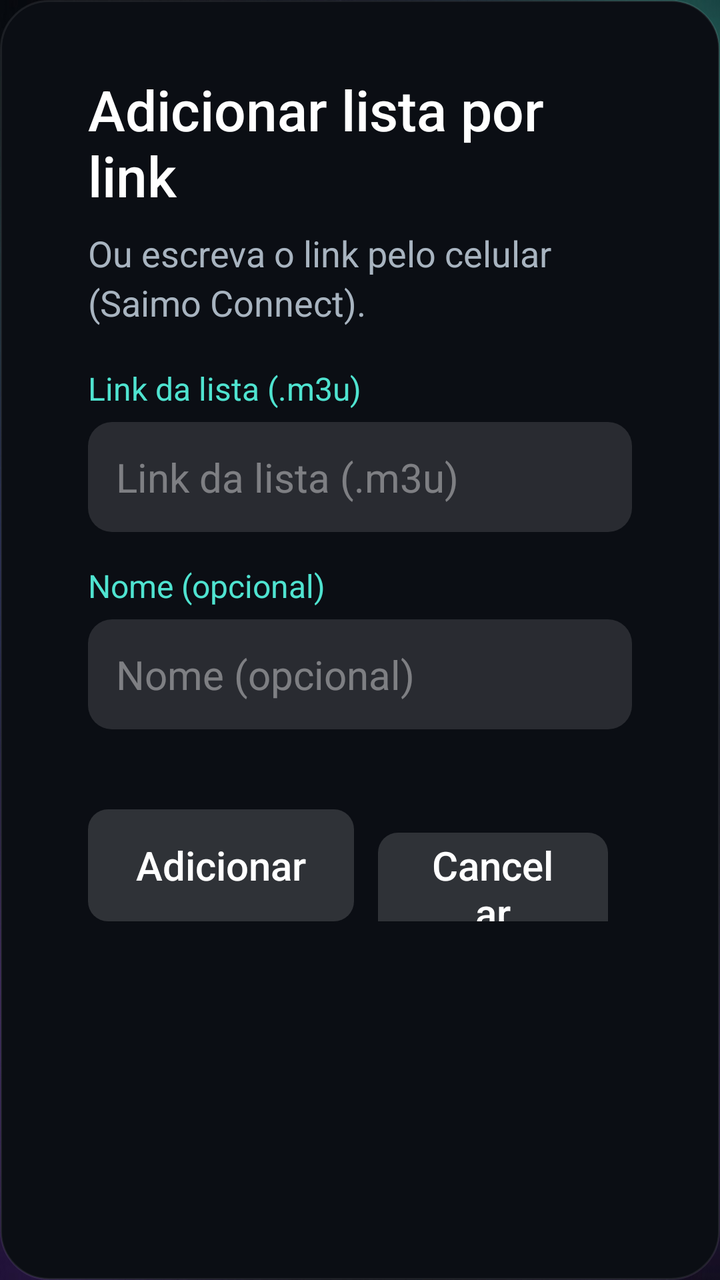
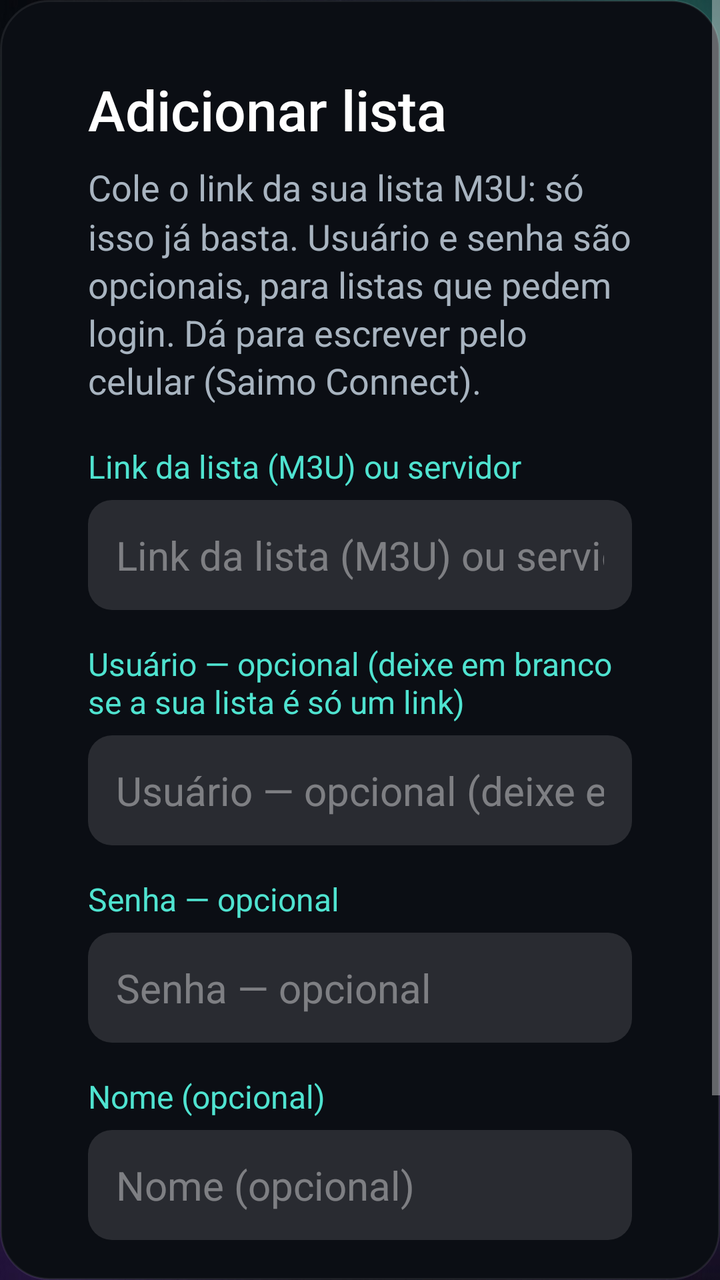

An Android layout rendered at two revisions. The XML below is the earlier revision; the diff shows what the commit changed to produce the second picture.
<!-- AndroidManifest.xml: application theme Theme.Saimo -->
<!-- res/layout/dialogo_minha_lista.xml -->
<?xml version="1.0" encoding="utf-8"?>
<ScrollView xmlns:android="http://schemas.android.com/apk/res/android"
    android:layout_width="760dp"
    android:layout_height="wrap_content"
    android:background="@drawable/bg_modal"
    android:fillViewport="true">

    <LinearLayout
        android:layout_width="match_parent"
        android:layout_height="wrap_content"
        android:orientation="vertical"
        android:paddingStart="44dp"
        android:paddingTop="36dp"
        android:paddingEnd="44dp"
        android:paddingBottom="32dp">

        <TextView
            android:layout_width="match_parent"
            android:layout_height="wrap_content"
            android:fontFamily="sans-serif-medium"
            android:text="@string/ml_titulo_link"
            android:textColor="@color/text_primary"
            android:textSize="28sp" />

        <TextView
            android:layout_width="match_parent"
            android:layout_height="wrap_content"
            android:layout_marginTop="8dp"
            android:lineSpacingMultiplier="1.15"
            android:text="@string/ml_celular_dica"
            android:textColor="@color/text_secondary"
            android:textSize="18sp" />

        <TextView
            android:layout_width="match_parent"
            android:layout_height="wrap_content"
            android:layout_marginTop="20dp"
            android:text="@string/ml_link"
            android:textColor="@color/accent"
            android:textSize="16sp" />

        <EditText
            android:id="@+id/mlLink"
            android:layout_width="match_parent"
            android:layout_height="wrap_content"
            android:layout_marginTop="6dp"
            android:background="@drawable/bg_campo"
            android:hint="@string/ml_link"
            android:imeOptions="actionNext|flagNoExtractUi"
            android:importantForAutofill="no"
            android:inputType="textUri"
            android:maxLines="1"
            android:nextFocusDown="@+id/mlNome"
            android:padding="14dp"
            android:singleLine="true"
            android:textColor="@color/text_primary"
            android:textColorHint="@color/text_faint"
            android:textSize="20sp" />

        <TextView
            android:layout_width="match_parent"
            android:layout_height="wrap_content"
            android:layout_marginTop="16dp"
            android:text="@string/ml_nome"
            android:textColor="@color/accent"
            android:textSize="16sp" />

        <EditText
            android:id="@+id/mlNome"
            android:layout_width="match_parent"
            android:layout_height="wrap_content"
            android:layout_marginTop="6dp"
            android:background="@drawable/bg_campo"
            android:hint="@string/ml_nome"
            android:imeOptions="actionDone|flagNoExtractUi"
            android:importantForAutofill="no"
            android:inputType="text"
            android:maxLines="1"
            android:nextFocusDown="@+id/mlAdicionar"
            android:padding="14dp"
            android:singleLine="true"
            android:textColor="@color/text_primary"
            android:textColorHint="@color/text_faint"
            android:textSize="20sp" />

        <LinearLayout
            android:layout_width="match_parent"
            android:layout_height="wrap_content"
            android:layout_marginTop="16dp"
            android:gravity="center_vertical"
            android:orientation="horizontal">

            <ProgressBar
                android:id="@+id/mlProgresso"
                android:layout_width="28dp"
                android:layout_height="28dp"
                android:layout_marginEnd="12dp"
                android:visibility="gone" />

            <TextView
                android:id="@+id/mlMensagem"
                android:layout_width="match_parent"
                android:layout_height="wrap_content"
                android:lineSpacingMultiplier="1.1"
                android:textColor="@color/live"
                android:textSize="18sp"
                android:visibility="gone" />
        </LinearLayout>

        <LinearLayout
            android:layout_width="match_parent"
            android:layout_height="wrap_content"
            android:layout_marginTop="24dp"
            android:orientation="horizontal">

            <TextView
                android:id="@+id/mlAdicionar"
                style="@style/BotaoListas"
                android:text="@string/ml_adicionar" />

            <TextView
                android:id="@+id/mlFechar"
                style="@style/BotaoListas"
                android:text="@string/listas_cancelar" />
        </LinearLayout>
    </LinearLayout>
</ScrollView>
<!-- resources referenced by this layout -->
<resources>
  <color name="accent">#4FE3D0</color>
  <color name="live">#FF4D4F</color>
  <color name="text_faint">#66FFFFFF</color>
  <color name="text_primary">#FFFFFFFF</color>
  <color name="text_secondary">#A8B4C0</color>
  <!-- drawable bg_campo (drawable) -->
  <?xml version="1.0" encoding="utf-8"?>
  <selector xmlns:android="http://schemas.android.com/apk/res/android">
      <item android:state_focused="true">
          <shape android:shape="rectangle">
              <solid android:color="#26FFFFFF" />
              <stroke android:width="3dp" android:color="@color/accent" />
              <corners android:radius="12dp" />
          </shape>
      </item>
      <item>
          <shape android:shape="rectangle">
              <solid android:color="#1FFFFFFF" />
              <corners android:radius="12dp" />
          </shape>
      </item>
  </selector>
  <!-- drawable bg_modal (drawable) -->
  <?xml version="1.0" encoding="utf-8"?>
  <shape xmlns:android="http://schemas.android.com/apk/res/android" android:shape="rectangle">
      <solid android:color="@color/surface" />
      <stroke android:width="1dp" android:color="@color/surface_raised" />
      <corners android:radius="24dp" />
  </shape>
  <string name="listas_cancelar">Cancelar</string>
  <string name="ml_adicionar">Adicionar</string>
  <string name="ml_celular_dica">Ou escreva o link pelo celular (Saimo Connect).</string>
  <string name="ml_link">Link da lista (.m3u)</string>
  <string name="ml_nome">Nome (opcional)</string>
  <string name="ml_titulo_link">Adicionar lista por link</string>
  <style name="BotaoListas">
          <item name="android:layout_width">wrap_content</item>
          <item name="android:layout_height">wrap_content</item>
          <item name="android:layout_marginEnd">12dp</item>
          <item name="android:background">@drawable/botao_ficha</item>
          <item name="android:clickable">true</item>
          <item name="android:focusable">true</item>
          <item name="android:fontFamily">sans-serif-medium</item>
          <item name="android:gravity">center</item>
          <item name="android:minHeight">56dp</item>
          <item name="android:paddingStart">24dp</item>
          <item name="android:paddingEnd">24dp</item>
          <item name="android:textColor">@color/texto_botao_ficha</item>
          <item name="android:textSize">20sp</item>
      </style>
  <style name="Theme.Saimo" parent="Theme.AppCompat.NoActionBar">
          <item name="android:windowBackground">@drawable/fundo_app</item>
          <item name="android:windowFullscreen">true</item>
          <item name="android:windowActivityTransitions">true</item>
          <item name="android:colorAccent">@color/accent</item>
      </style>
  <color name="surface">#0B0E14</color>
  <color name="surface_raised">#14FFFFFF</color>
  <!-- drawable botao_ficha (drawable) -->
  <?xml version="1.0" encoding="utf-8"?>
  <selector xmlns:android="http://schemas.android.com/apk/res/android">
      <item android:state_focused="true">
          <shape android:shape="rectangle">
              <solid android:color="#FFFFFFFF" />
              <corners android:radius="10dp" />
          </shape>
      </item>
      <item>
          <shape android:shape="rectangle">
              <solid android:color="#26FFFFFF" />
              <corners android:radius="10dp" />
          </shape>
      </item>
  </selector>
  <!-- drawable fundo_app: jpg bitmap (drawable-nodpi, 34252 bytes) -->
</resources>

<!-- the commit's change to res/layout/dialogo_minha_lista.xml (unified diff, before → after) -->
@@ -49,6 +49,58 @@
             android:imeOptions="actionNext|flagNoExtractUi"
             android:importantForAutofill="no"
             android:inputType="textUri"
+            android:maxLines="1"
+            android:nextFocusDown="@+id/mlUsuario"
+            android:padding="14dp"
+            android:singleLine="true"
+            android:textColor="@color/text_primary"
+            android:textColorHint="@color/text_faint"
+            android:textSize="20sp" />
+
+        <TextView
+            android:layout_width="match_parent"
+            android:layout_height="wrap_content"
+            android:layout_marginTop="16dp"
+            android:text="@string/ml_usuario"
+            android:textColor="@color/accent"
+            android:textSize="16sp" />
+
+        <EditText
+            android:id="@+id/mlUsuario"
+            android:layout_width="match_parent"
+            android:layout_height="wrap_content"
+            android:layout_marginTop="6dp"
+            android:background="@drawable/bg_campo"
+            android:hint="@string/ml_usuario"
+            android:imeOptions="actionNext|flagNoExtractUi"
+            android:importantForAutofill="no"
+            android:inputType="text"
+            android:maxLines="1"
+            android:nextFocusDown="@+id/mlSenha"
+            android:padding="14dp"
+            android:singleLine="true"
+            android:textColor="@color/text_primary"
+            android:textColorHint="@color/text_faint"
+            android:textSize="20sp" />
+
+        <TextView
+            android:layout_width="match_parent"
+            android:layout_height="wrap_content"
+            android:layout_marginTop="16dp"
+            android:text="@string/ml_senha"
+            android:textColor="@color/accent"
+            android:textSize="16sp" />
+
+        <EditText
+            android:id="@+id/mlSenha"
+            android:layout_width="match_parent"
+            android:layout_height="wrap_content"
+            android:layout_marginTop="6dp"
+            android:background="@drawable/bg_campo"
+            android:hint="@string/ml_senha"
+            android:imeOptions="actionNext|flagNoExtractUi"
+            android:importantForAutofill="no"
+            android:inputType="textPassword"
             android:maxLines="1"
             android:nextFocusDown="@+id/mlNome"
             android:padding="14dp"
<!-- resource entries referenced after the edit -->
@@ -31,10 +31,12 @@
   </shape>
   <string name="listas_cancelar">Cancelar</string>
   <string name="ml_adicionar">Adicionar</string>
-  <string name="ml_celular_dica">Ou escreva o link pelo celular (Saimo Connect).</string>
-  <string name="ml_link">Link da lista (.m3u)</string>
+  <string name="ml_celular_dica">Cole o link da sua lista M3U: só isso já basta. Usuário e senha são opcionais, para listas que pedem login. Dá para escrever pelo celular (Saimo Connect).</string>
+  <string name="ml_link">Link da lista (M3U) ou servidor</string>
   <string name="ml_nome">Nome (opcional)</string>
-  <string name="ml_titulo_link">Adicionar lista por link</string>
+  <string name="ml_senha">Senha — opcional</string>
+  <string name="ml_titulo_link">Adicionar lista</string>
+  <string name="ml_usuario">Usuário — opcional (deixe em branco se a sua lista é só um link)</string>
   <style name="BotaoListas">
           <item name="android:layout_width">wrap_content</item>
           <item name="android:layout_height">wrap_content</item>
